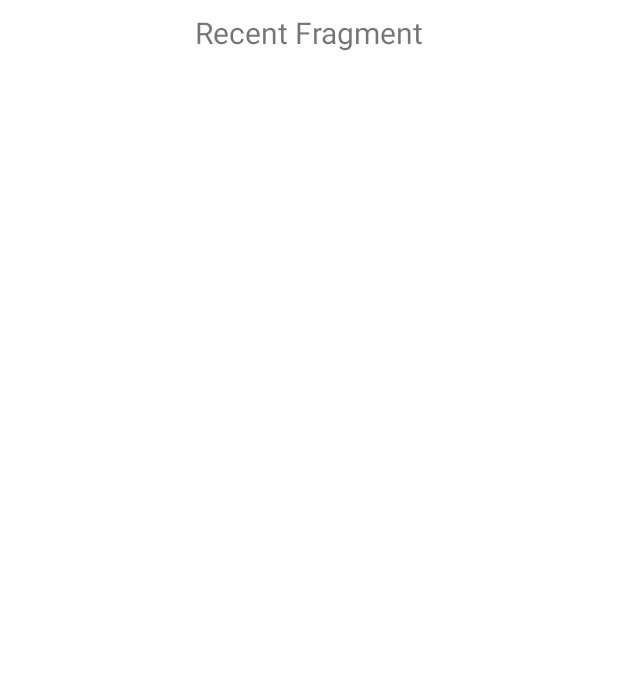
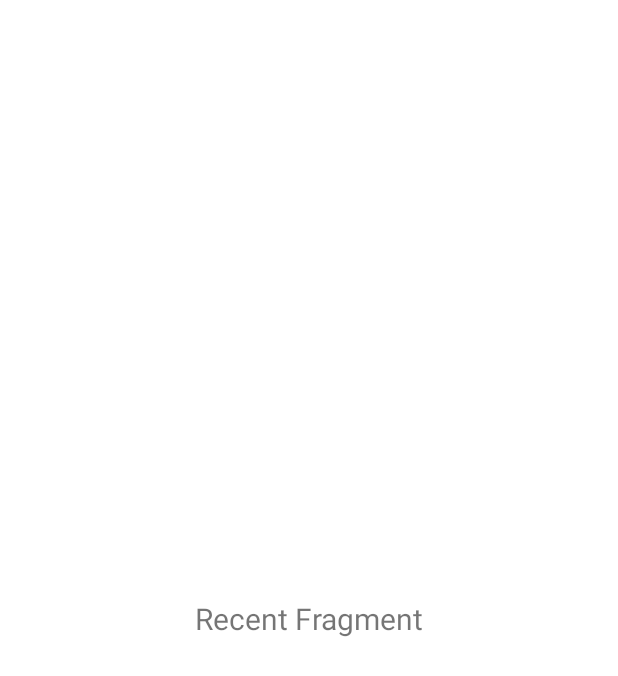
Before and after one commit to wuchaojie1000000007/Navigation-Drawer, an Android app: the fragment RecentFragment shown on its own in the app's theme, on a phone screen of 412 x 824 dp. Shown: the top 676 px of the screen. Run offline under Robolectric (Android 15) with nearby library versions, the phone set to English and light mode, and no system bars.

Commit message:
not work as expected

```diff
--- a/app/src/main/res/layout/fragment_bin.xml
+++ b/app/src/main/res/layout/fragment_bin.xml
@@ -1,5 +1,5 @@
 <?xml version="1.0" encoding="utf-8"?>
-<FrameLayout xmlns:android="http://schemas.android.com/apk/res/android"
+<androidx.constraintlayout.widget.ConstraintLayout xmlns:android="http://schemas.android.com/apk/res/android"
     xmlns:tools="http://schemas.android.com/tools"
     xmlns:app="http://schemas.android.com/apk/res-auto"
 
@@ -23,4 +23,4 @@
         app:layout_constraintStart_toStartOf="parent"
         app:layout_constraintTop_toTopOf="parent" />
 
-</FrameLayout>
+</androidx.constraintlayout.widget.ConstraintLayout>
--- a/app/src/main/res/layout/fragment_content.xml
+++ b/app/src/main/res/layout/fragment_content.xml
@@ -1,5 +1,5 @@
 <?xml version="1.0" encoding="utf-8"?>
-<FrameLayout xmlns:android="http://schemas.android.com/apk/res/android"
+<androidx.constraintlayout.widget.ConstraintLayout xmlns:android="http://schemas.android.com/apk/res/android"
     xmlns:tools="http://schemas.android.com/tools"
     android:layout_width="match_parent"
     android:layout_height="match_parent"
@@ -22,4 +22,4 @@
         app:layout_constraintEnd_toEndOf="parent"
         app:layout_constraintStart_toStartOf="parent"
         app:layout_constraintTop_toTopOf="parent" />
-</FrameLayout>
+</androidx.constraintlayout.widget.ConstraintLayout>
--- a/app/src/main/res/layout/fragment_favorites.xml
+++ b/app/src/main/res/layout/fragment_favorites.xml
@@ -1,5 +1,5 @@
 <?xml version="1.0" encoding="utf-8"?>
-<FrameLayout xmlns:android="http://schemas.android.com/apk/res/android"
+<androidx.constraintlayout.widget.ConstraintLayout xmlns:android="http://schemas.android.com/apk/res/android"
     xmlns:tools="http://schemas.android.com/tools"
     android:layout_width="match_parent"
     android:layout_height="match_parent"
@@ -22,4 +22,4 @@
         app:layout_constraintEnd_toEndOf="parent"
         app:layout_constraintStart_toStartOf="parent"
         app:layout_constraintTop_toTopOf="parent" />
-</FrameLayout>
+</androidx.constraintlayout.widget.ConstraintLayout>
--- a/app/src/main/res/layout/fragment_home.xml
+++ b/app/src/main/res/layout/fragment_home.xml
@@ -7,7 +7,7 @@
 
     </data>
 
-    <FrameLayout
+    <androidx.constraintlayout.widget.ConstraintLayout
         android:layout_width="match_parent"
         android:layout_height="match_parent"
 
@@ -49,5 +49,5 @@
             app:layout_constraintStart_toStartOf="parent"
 
             app:layout_constraintTop_toBottomOf="@+id/text_home" />
-    </FrameLayout>
+    </androidx.constraintlayout.widget.ConstraintLayout>
 </layout>
--- a/app/src/main/res/layout/fragment_recent.xml
+++ b/app/src/main/res/layout/fragment_recent.xml
@@ -1,8 +1,8 @@
 <?xml version="1.0" encoding="utf-8"?>
-<FrameLayout xmlns:android="http://schemas.android.com/apk/res/android"
+<androidx.constraintlayout.widget.ConstraintLayout xmlns:android="http://schemas.android.com/apk/res/android"
+    xmlns:app="http://schemas.android.com/apk/res-auto"
     xmlns:tools="http://schemas.android.com/tools"
     android:layout_width="match_parent"
-    xmlns:app="http://schemas.android.com/apk/res-auto"
 
     android:layout_height="match_parent"
     tools:context=".RecentFragment">
@@ -22,4 +22,4 @@
         app:layout_constraintEnd_toEndOf="parent"
         app:layout_constraintStart_toStartOf="parent"
         app:layout_constraintTop_toTopOf="parent" />
-</FrameLayout>
+</androidx.constraintlayout.widget.ConstraintLayout>
--- a/app/src/main/res/layout/fragment_settings.xml
+++ b/app/src/main/res/layout/fragment_settings.xml
@@ -1,5 +1,5 @@
 <?xml version="1.0" encoding="utf-8"?>
-<FrameLayout xmlns:android="http://schemas.android.com/apk/res/android"
+<androidx.constraintlayout.widget.ConstraintLayout xmlns:android="http://schemas.android.com/apk/res/android"
     xmlns:app="http://schemas.android.com/apk/res-auto"
     xmlns:tools="http://schemas.android.com/tools"
     android:layout_width="match_parent"
@@ -23,4 +23,4 @@
         app:layout_constraintStart_toStartOf="parent"
         app:layout_constraintTop_toTopOf="parent" />
 
-</FrameLayout>
+</androidx.constraintlayout.widget.ConstraintLayout>
```
Also changed, not shown: app/src/main/java/com/example/navigationdrawer/MainActivity.kt (+14 -5 lines).
